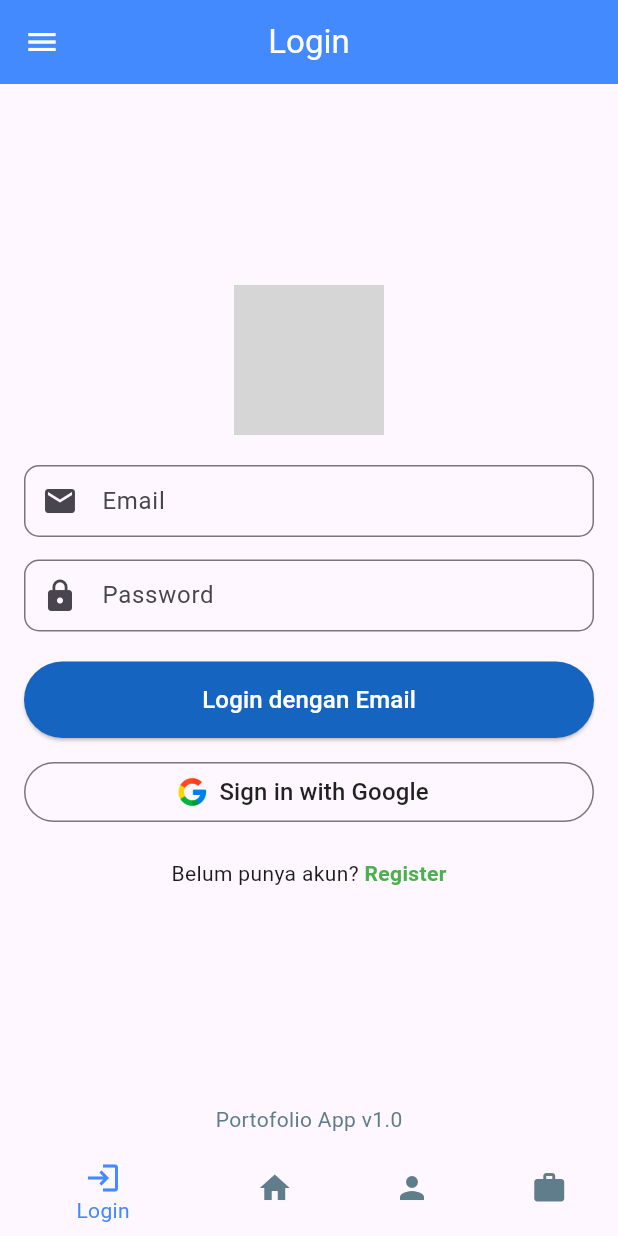
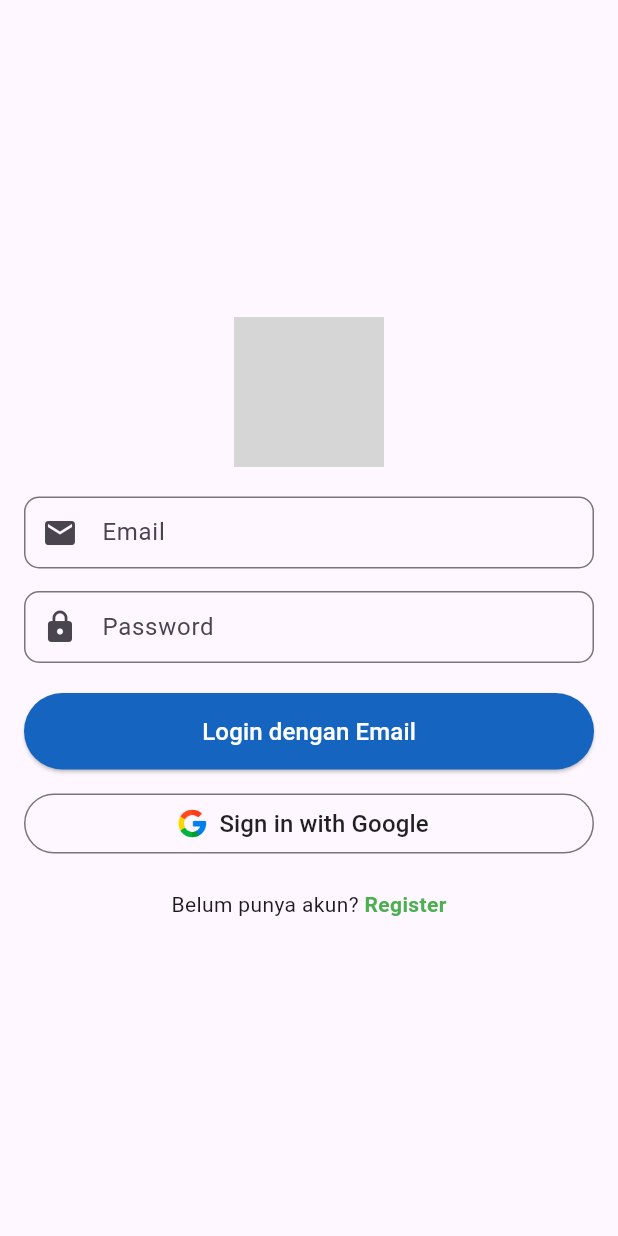
Before and after one commit to Myniv/my_portofolio_app, a Flutter app: the screen it shows after launch, on a phone screen of 412 x 824 dp. Run offline on Flutter 3.47's test engine with Material 3 defaults, Android fonts, the phone set to English and light mode, and no system bars; our stand-ins replace cloud_firestore, firebase_auth, firebase_core, google_sign_in, image_picker; accounts and stored records are empty; grey boxes are pictures that could not be loaded.

Commit message:
Create auth wrapper for redirect to login page and home screen based on user login

```diff
--- a/lib/main.dart
+++ b/lib/main.dart
@@ -4,6 +4,8 @@ import 'package:my_portofolio_app/providers/auth_provider.dart';
 import 'package:my_portofolio_app/providers/profile_provider.dart';
 import 'package:my_portofolio_app/providers/project_provider.dart';
 import 'package:my_portofolio_app/routes.dart';
+import 'package:my_portofolio_app/screens/auth_wrapper.dart';
+import 'package:my_portofolio_app/screens/dashboard_screen.dart';
 import 'package:my_portofolio_app/screens/login_screen.dart';
 import 'package:provider/provider.dart';
 import 'package:my_portofolio_app/screens/portofolio_screen.dart';
@@ -43,7 +45,7 @@ class MainApp extends StatelessWidget {
     return MaterialApp(
       title: "Sample Portfolio App",
       debugShowCheckedModeBanner: false,
-      home: MainScreen(),
+      home: AuthWrapper(),
       onGenerateRoute: AppRoutes.generateRoute,
     );
   }
@@ -63,17 +65,20 @@ class _MainScreenState extends State<MainScreen> {
     setState(() => _currentIndex = index);
   }
 
-  final List<String> _titleScreen = ["Login","Home", "Profile", "Portofolio"];
-  final List<IconData> _iconScreen = [Icons.login, Icons.home, Icons.person, Icons.work];
-  final List<Widget> _screens = [
-    LoginScreen(),
-    HomeScreen(),
-    ProfilePage(),
-    PortofolioScreen(),
-  ];
+  final List<String> _titleScreen = ["Home", "Profile", "Portofolio"];
+  final List<IconData> _iconScreen = [Icons.home, Icons.person, Icons.work];
 
   @override
   Widget build(BuildContext context) {
+    final profileProvider = Provider.of<ProfileProvider>(context);
+
+    final List<Widget> _screens = [
+      profileProvider.profile?.role == "admin"
+          ? DashboardScreen()
+          : HomeScreen(),
+      ProfileScreen(),
+      PortofolioScreen(),
+    ];
     return Scaffold(
       appBar: CustomAppbar(title: _titleScreen[_currentIndex]),
       body: _screens[_currentIndex],
--- /dev/null
+++ b/lib/screens/auth_wrapper.dart
@@ -0,0 +1,17 @@
+import 'package:flutter/material.dart';
+import 'package:my_portofolio_app/main.dart';
+import 'package:my_portofolio_app/providers/auth_provider.dart';
+import 'package:my_portofolio_app/screens/login_screen.dart';
+import 'package:provider/provider.dart';
+
+class AuthWrapper extends StatelessWidget {
+  @override
+  Widget build(BuildContext context) {
+    final authProvider = Provider.of<AuthProvider>(context);
+    if (authProvider.user != null) {
+      return const MainScreen();
+    } else {
+      return const LoginScreen();
+    }
+  }
+}
```
Also changed, not shown: lib/routes.dart (+9 -2 lines).
